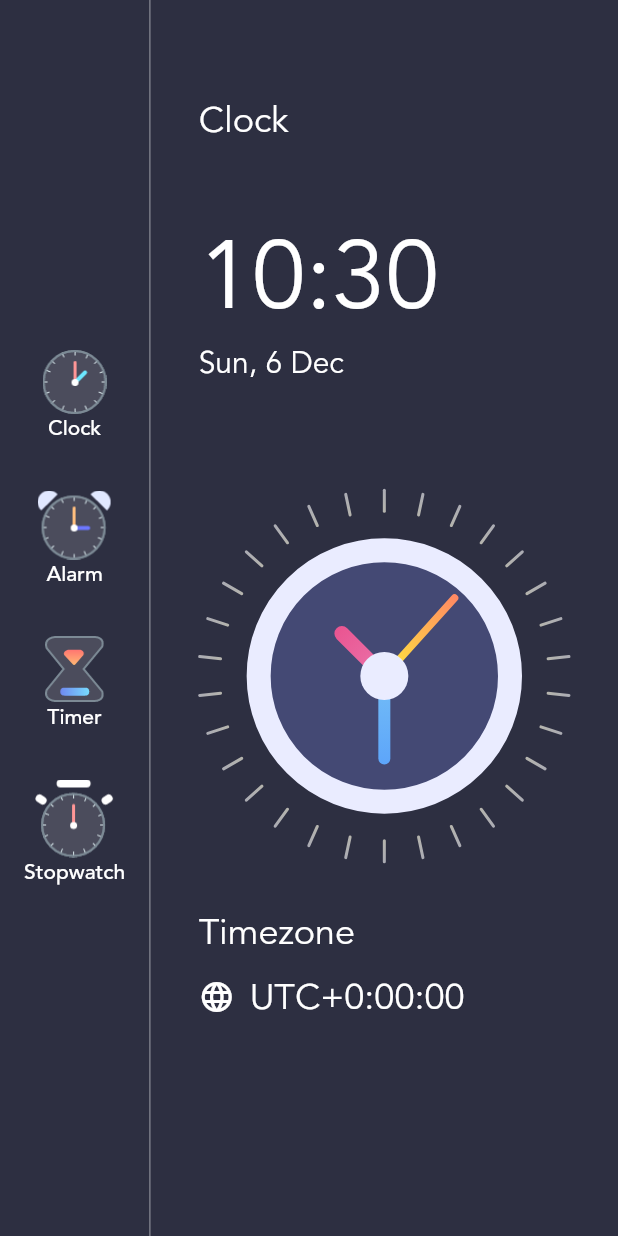
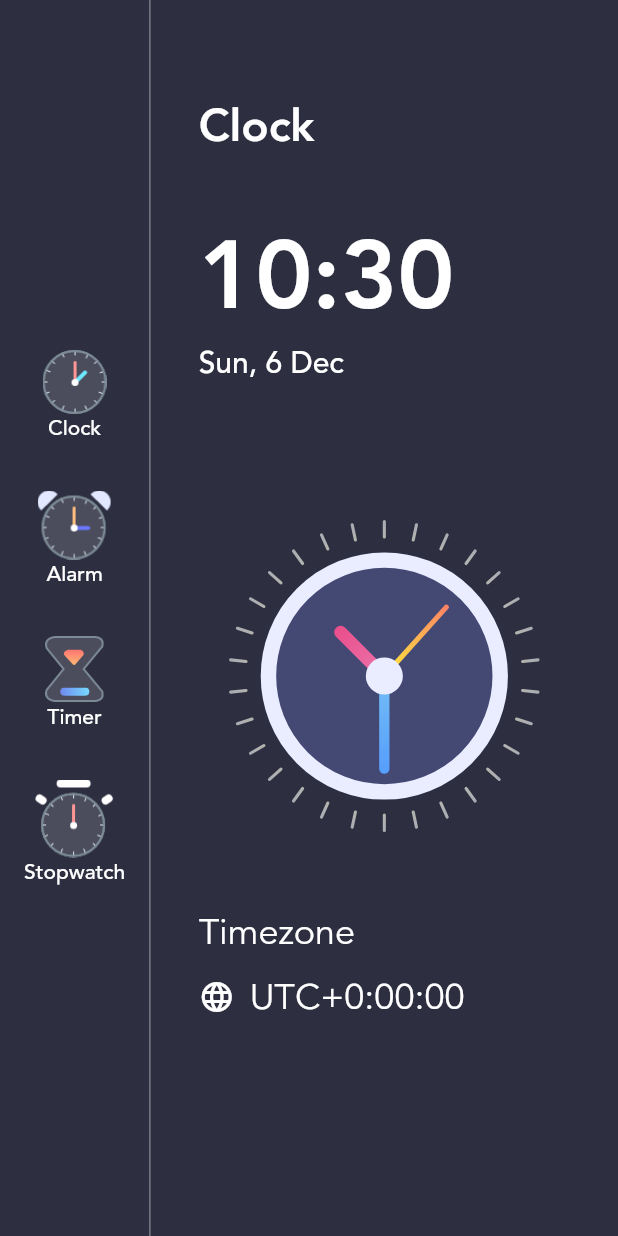
Before and after one commit to satyendrasingh8/Counter-Clock, a Flutter app: the screen it shows after launch, on a phone screen of 412 x 824 dp. Run offline on Flutter 3.47's test engine with Material 2 defaults, Android fonts, the phone set to English and light mode, and no system bars.

```diff
--- a/lib/homePage.dart
+++ b/lib/homePage.dart
@@ -48,8 +48,9 @@ class _HomePageState extends State<HomePage> {
                       'Clock',
                       style: TextStyle(
                           fontFamily: 'avenir',
+                          fontWeight: FontWeight.w600,
                           color: Colors.white,
-                          fontSize: 24),
+                          fontSize: 30),
                     ),
                   ),
                   Flexible(
@@ -61,7 +62,9 @@ class _HomePageState extends State<HomePage> {
                           formattedTime,
                           style: TextStyle(
                               fontFamily: 'avenir',
+                              fontWeight: FontWeight.w600,
                               color: Colors.white,
+
                               fontSize: 64),
                         ),
                         Text(
@@ -69,6 +72,7 @@ class _HomePageState extends State<HomePage> {
                           style: TextStyle(
                               fontFamily: 'avenir',
                               color: Colors.white,
+                              fontWeight: FontWeight.w500,
                               fontSize: 20),
                         ),
                       ],
@@ -80,7 +84,7 @@ class _HomePageState extends State<HomePage> {
                       child: Align(
                           alignment: Alignment.center,
                           child: ClockView(
-                            size: 250,
+                            size: MediaQuery.of(context).size.height/4,
                           ))),
                   Flexible(
                     flex: 2,
@@ -93,6 +97,7 @@ class _HomePageState extends State<HomePage> {
                           style: TextStyle(
                               fontFamily: 'avenir',
                               color: Colors.white,
+                              fontWeight: FontWeight.w400,
                               fontSize: 24),
                         ),
                         SizedBox(height: 10),
@@ -108,6 +113,7 @@ class _HomePageState extends State<HomePage> {
                               style: TextStyle(
                                   fontFamily: 'avenir',
                                   color: Colors.white,
+                                  fontWeight: FontWeight.w400,
                                   fontSize: 24),
                             ),
                           ],
```
Also changed, not shown: lib/clock_view.dart (+15 -15 lines).
